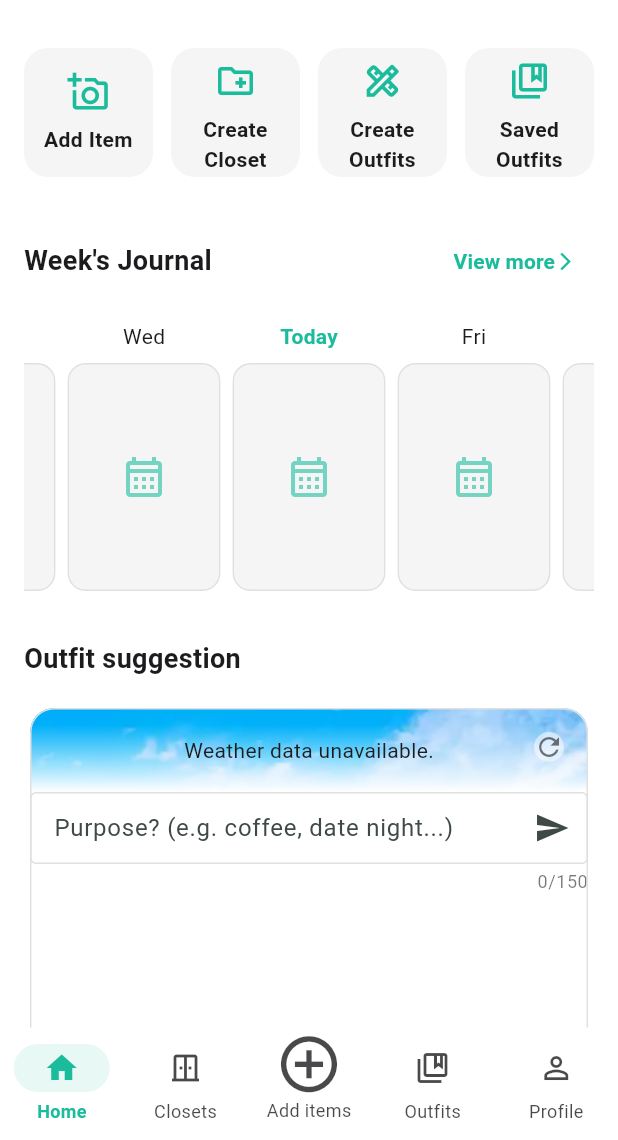
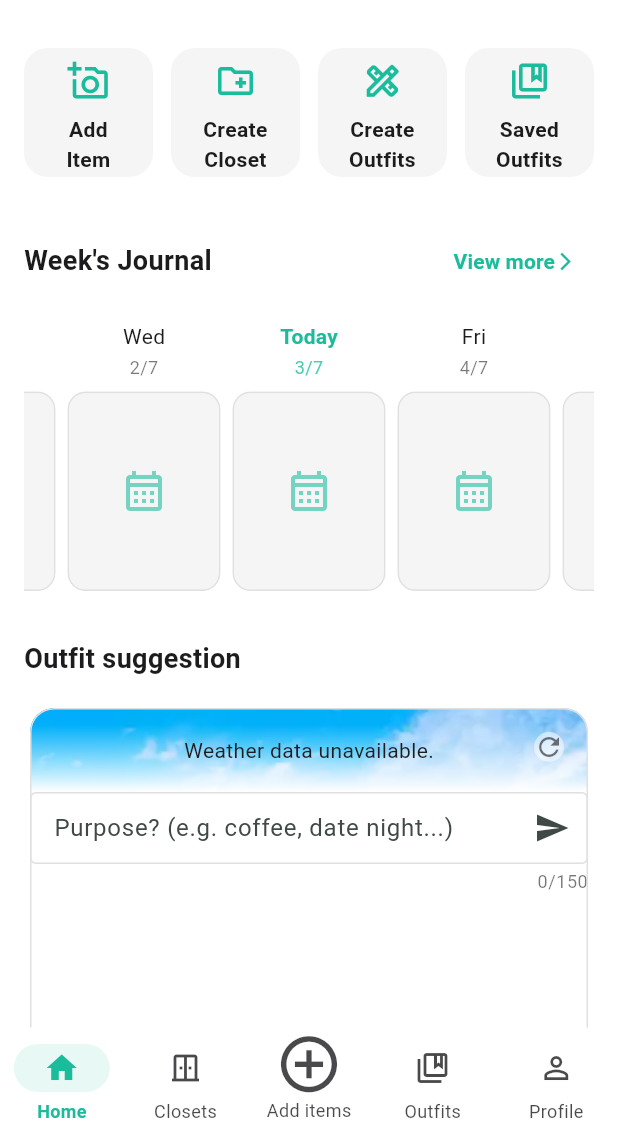
Before and after one commit to minhdatvn/MinCloset, a Flutter app: the screen it shows after launch, on a phone screen of 412 x 824 dp, the part 96-1236 px from its top. Run offline on Flutter 3.47's test engine with Material 3 defaults, Android fonts, the phone set to English and light mode, and no system bars; our stand-ins replace dotted_border, equatable, fl_chart, flutter_animate, flutter_dotenv, flutter_hooks and 18 more; missing offline and left inert: pro_image_editor; accounts and stored records are empty; network calls fail; Roboto replaces fonts that are missing (BeVietnamPro).

```diff
--- a/lib/screens/pages/home_page.dart
+++ b/lib/screens/pages/home_page.dart
@@ -159,16 +159,14 @@ class _HomePageState extends ConsumerState<HomePage> {
 
   return Row(
     children: [
-        // Bọc avatar và text trong một InkWell
+      // 1. Bọc CircleAvatar trong InkWell để xử lý onTap riêng
       InkWell(
         onTap: () {
-            // Chuyển sang tab Profile (index = 3)
-            ref.read(mainScreenIndexProvider.notifier).state = 3;
+          // Kích hoạt logic cập nhật avatar từ ProfilePageNotifier
+          ref.read(profileProvider.notifier).updateAvatar();
         },
-          borderRadius: BorderRadius.circular(30),
-          child: Row(
-            children: [
-              CircleAvatar(
+        customBorder: const CircleBorder(), // Giúp hiệu ứng ripple tròn
+        child: CircleAvatar(
           radius: 24,
           backgroundColor: Colors.grey.shade200,
           backgroundImage: avatarPath != null ? FileImage(File(avatarPath)) : null,
@@ -176,19 +174,25 @@ class _HomePageState extends ConsumerState<HomePage> {
               ? const Icon(Icons.person, size: 24, color: Colors.grey)
               : null,
         ),
+      ),
       const SizedBox(width: 12),
+
+      // 2. Cột Text giờ đây không còn nằm trong InkWell nữa
       Column(
         crossAxisAlignment: CrossAxisAlignment.start,
         children: [
-                  const Text('Hello,',
-                      style: TextStyle(fontSize: 16, color: Colors.grey)),
-                  Text(userName ?? 'User',
-                      style: Theme.of(context).appBarTheme.titleTextStyle),
-                ],
+          const Text(
+            'Hello,',
+            style: TextStyle(fontSize: 16, color: Colors.grey),
+          ),
+          Text(
+            userName ?? 'User',
+            style: Theme.of(context).appBarTheme.titleTextStyle,
           ),
         ],
       ),
-        ),
+
+      // Các thành phần còn lại giữ nguyên
       const Spacer(),
       IconButton(
           onPressed: () { /* TODO: Implement notifications */ },
@@ -206,7 +210,7 @@ class _HomePageState extends ConsumerState<HomePage> {
         Row(
           children: [
             ActionCard(
-              label: 'Add Item',
+              label: 'Add\nItem',
               icon: Icons.add_a_photo_outlined,
               onTap: () => _showAddItemSheet(context), // Gọi menu chọn ảnh
             ),
--- a/lib/widgets/day_planner_card.dart
+++ b/lib/widgets/day_planner_card.dart
@@ -1,9 +1,11 @@
 // lib/widgets/day_planner_card.dart
 import 'dart:io';
 import 'package:flutter/material.dart';
+import 'package:intl/intl.dart';
 
 class DayPlannerCard extends StatelessWidget {
   final String dayLabel;
+  final DateTime date;
   final bool isToday;
   final List<String> itemImagePaths;
   final VoidCallback onAdd;
@@ -11,6 +13,7 @@ class DayPlannerCard extends StatelessWidget {
   const DayPlannerCard({
     super.key,
     required this.dayLabel,
+    required this.date,
     this.isToday = false,
     required this.itemImagePaths,
     required this.onAdd,
@@ -30,6 +33,16 @@ class DayPlannerCard extends StatelessWidget {
             style: TextStyle(
               fontWeight: isToday ? FontWeight.bold : FontWeight.normal,
               color: isToday ? theme.colorScheme.primary : theme.colorScheme.onSurface,
+            ),
+          ),
+          const SizedBox(height: 2), // Thêm một khoảng cách nhỏ
+          Text(
+            DateFormat('d/M').format(date), // Định dạng ngày/tháng
+            style: TextStyle(
+              fontSize: 12,
+              color: isToday
+                  ? theme.colorScheme.primary.withAlpha(200)
+                  : theme.colorScheme.onSurface.withAlpha(150),
             ),
           ),
           const SizedBox(height: 8),
--- a/lib/widgets/weekly_planner.dart
+++ b/lib/widgets/weekly_planner.dart
@@ -81,6 +81,7 @@ class _WeeklyPlannerState extends ConsumerState<WeeklyPlanner> {
 
               return DayPlannerCard(
                 dayLabel: dayLabel,
+                date: day,
                 isToday: isToday,
                 itemImagePaths: imagePaths, // Truyền danh sách đường dẫn ảnh đúng
                 onAdd: () {
```
Also changed, not shown: lib/notifiers/closet_detail_notifier.dart (+24 -12 lines), lib/notifiers/outfit_detail_notifier.dart (+20 -4 lines), lib/screens/add_item_screen.dart (+34 -15 lines), lib/screens/pages/closets_page.dart (+15 -2 lines), lib/screens/pages/profile_page.dart (+24 -9 lines). Lines whose indentation alone changed are shown as unchanged.
